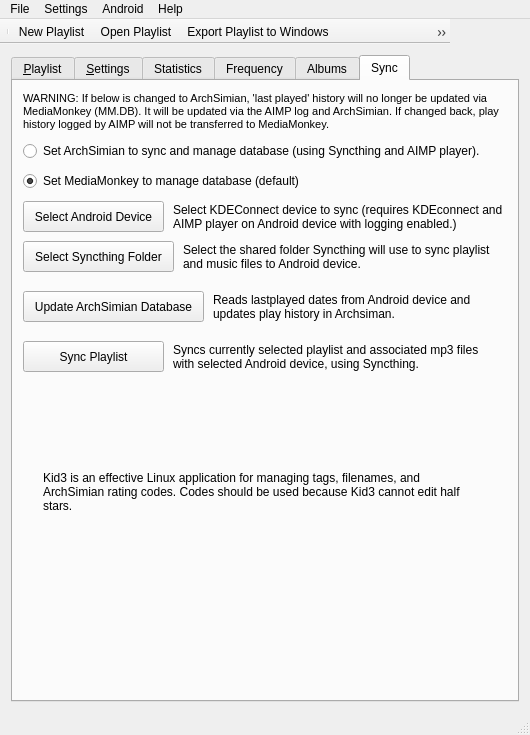
Before: the Qt Designer form src/archsimian.ui in Harpo3/archsimian, drawn with Qt 5.
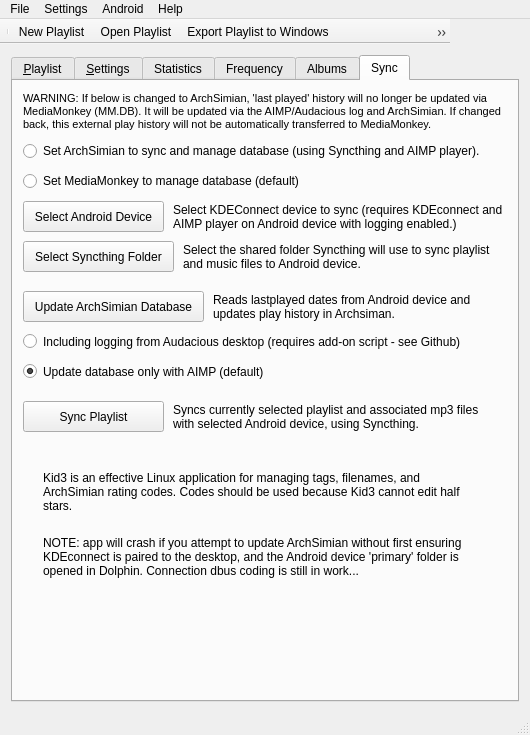
After: the same form once the commit is applied. Icons and pictures are not drawn.

```diff
--- a/src/archsimian.ui
+++ b/src/archsimian.ui
@@ -2332,7 +2332,7 @@
          </font>
         </property>
         <property name="text">
-         <string>WARNING: If below is changed to ArchSimian, 'last played' history will no longer be updated via MediaMonkey (MM.DB). It will be updated via the AIMP log and ArchSimian. If changed back, play history logged by AIMP will not be transferred to MediaMonkey.</string>
+         <string>WARNING: If below is changed to ArchSimian, 'last played' history will no longer be updated via MediaMonkey (MM.DB). It will be updated via the AIMP/Audacious log and ArchSimian. If changed back, this external play history will not be automatically transferred to MediaMonkey.</string>
         </property>
         <property name="wordWrap">
          <bool>true</bool>
@@ -2371,7 +2371,7 @@
         <property name="geometry">
          <rect>
           <x>160</x>
-          <y>250</y>
+          <y>310</y>
           <width>311</width>
           <height>51</height>
          </rect>
@@ -2387,7 +2387,7 @@
         <property name="geometry">
          <rect>
           <x>10</x>
-          <y>260</y>
+          <y>320</y>
           <width>141</width>
           <height>31</height>
          </rect>
@@ -2463,7 +2463,7 @@
          <string>Set MediaMonkey to manage database (default)</string>
         </property>
         <property name="checked">
-         <bool>true</bool>
+         <bool>false</bool>
         </property>
        </widget>
        <widget class="QPushButton" name="syncthingButton">
@@ -2511,6 +2511,57 @@
          <bool>true</bool>
         </property>
        </widget>
+       <widget class="QRadioButton" name="enableAudaciousLogButton">
+        <property name="geometry">
+         <rect>
+          <x>10</x>
+          <y>250</y>
+          <width>481</width>
+          <height>21</height>
+         </rect>
+        </property>
+        <property name="text">
+         <string>Including logging from Audacious desktop (requires add-on script - see Github)</string>
+        </property>
+        <attribute name="buttonGroup">
+         <string notr="true">buttonGroup</string>
+        </attribute>
+       </widget>
+       <widget class="QRadioButton" name="enableAIMPOnlyradioButton">
+        <property name="geometry">
+         <rect>
+          <x>10</x>
+          <y>280</y>
+          <width>461</width>
+          <height>21</height>
+         </rect>
+        </property>
+        <property name="text">
+         <string>Update database only with AIMP (default)</string>
+        </property>
+        <property name="checked">
+         <bool>true</bool>
+        </property>
+        <attribute name="buttonGroup">
+         <string notr="true">buttonGroup</string>
+        </attribute>
+       </widget>
+       <widget class="QLabel" name="label_14">
+        <property name="geometry">
+         <rect>
+          <x>30</x>
+          <y>450</y>
+          <width>421</width>
+          <height>51</height>
+         </rect>
+        </property>
+        <property name="text">
+         <string>NOTE: app will crash if you attempt to update ArchSimian without first ensuring KDEconnect is paired to the desktop, and the Android device 'primary' folder is opened in Dolphin. Connection dbus coding is still in work...</string>
+        </property>
+        <property name="wordWrap">
+         <bool>true</bool>
+        </property>
+       </widget>
       </widget>
      </widget>
     </item>
```
Left out of the diff: 16 changed lines with no effect on the pictures.
